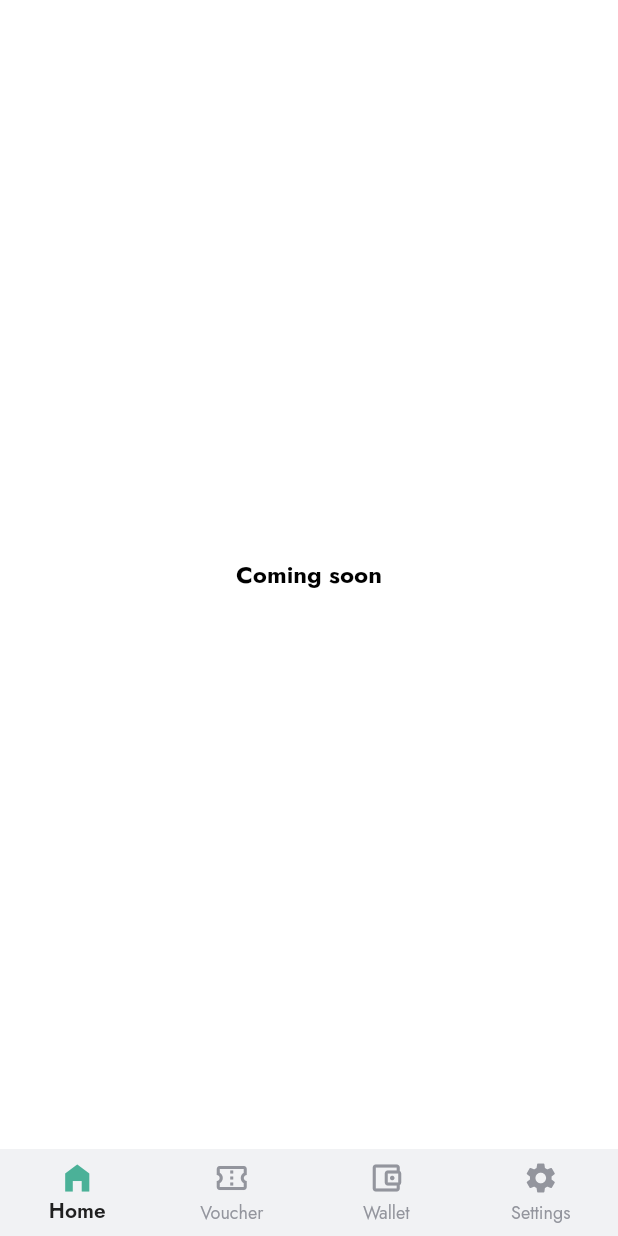
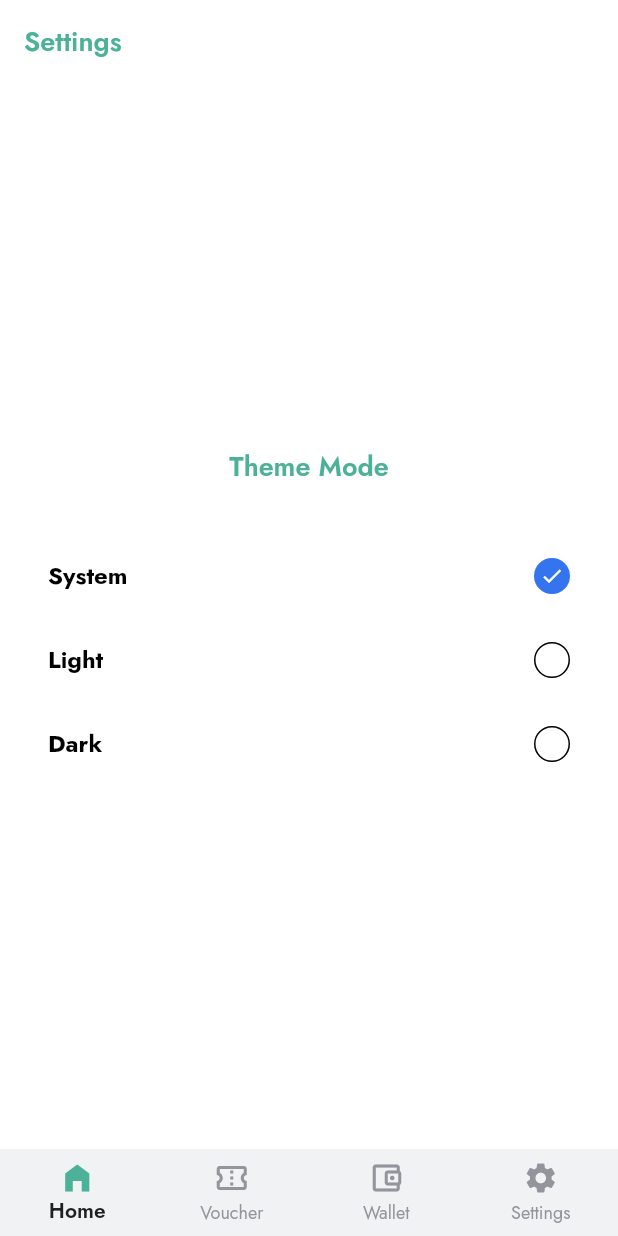
Before and after one commit to unknownaloy/moniepoint_task, a Flutter app: the screen it shows after launch, swiped to page 4, on a phone screen of 412 x 824 dp. Run offline on Flutter 3.47's test engine with Material 2 defaults, Android fonts, the phone set to English and light mode, and no system bars; our stand-ins replace google_fonts, shared_preferences.

Commit message:
Added settings screen. Implemented logic for settings screen

```diff
--- a/lib/main.dart
+++ b/lib/main.dart
@@ -2,9 +2,16 @@
 import 'package:market_place_app/presentation/market_place_home.dart';
 import 'package:market_place_app/themes/dark_theme/dark_theme.dart';
 import 'package:market_place_app/themes/light_theme/light_theme.dart';
+import 'package:market_place_app/themes/theme_provider.dart';
+import 'package:provider/provider.dart';
 
 void main() {
-  runApp(const MyApp());
+  runApp(
+    ChangeNotifierProvider(
+      create: (_) => ThemeProvider()..initializeTheme(),
+      child: const MyApp(),
+    ),
+  );
 }
 
 class MyApp extends StatelessWidget {
--- a/lib/presentation/market_place_home.dart
+++ b/lib/presentation/market_place_home.dart
@@ -1,6 +1,7 @@
 import 'package:flutter/material.dart';
 import 'package:market_place_app/presentation/home/screens/coming_soon.dart';
 import 'package:market_place_app/presentation/home/screens/home_screen.dart';
+import 'package:market_place_app/presentation/settings/settings_screen.dart';
 
 class MarketPlaceHome extends StatefulWidget {
   const MarketPlaceHome({Key? key}) : super(key: key);
@@ -18,7 +19,7 @@
     const HomeScreen(),
     const ComingSoon(),
     const ComingSoon(),
-    const ComingSoon(),
+    const SettingsScreen(),
   ];
 
   void _handlePageTap(int index) {
--- /dev/null
+++ b/lib/presentation/settings/settings_screen.dart
@@ -0,0 +1,64 @@
+import 'package:flutter/material.dart';
+import 'package:market_place_app/presentation/settings/theme_tile.dart';
+import 'package:market_place_app/themes/theme_provider.dart';
+import 'package:provider/provider.dart';
+
+class SettingsScreen extends StatelessWidget {
+  const SettingsScreen({Key? key}) : super(key: key);
+
+  @override
+  Widget build(BuildContext context) {
+    return Scaffold(
+      appBar: AppBar(
+        title: Text(
+          "Settings",
+          textAlign: TextAlign.center,
+          style: Theme.of(context).textTheme.bodyLarge,
+        ),
+      ),
+      body: Consumer<ThemeProvider>(
+        builder: (_, model, __) => Center(
+          child: SingleChildScrollView(
+            padding: const EdgeInsets.symmetric(horizontal: 16, vertical: 24),
+            child: Semantics(
+              label: 'Theme Mode Options',
+              child: Column(
+                crossAxisAlignment: CrossAxisAlignment.stretch,
+                mainAxisAlignment: MainAxisAlignment.center,
+                children: [
+                  Semantics(
+                    label: "Theme Mode",
+                    header: true,
+                    child: Text(
+                      "Theme Mode",
+                      textAlign: TextAlign.center,
+                      style: Theme.of(context).textTheme.bodyLarge,
+                    ),
+                  ),
+                  const SizedBox(
+                    height: 32,
+                  ),
+                  ThemeTile(
+                    label: "System",
+                    isSelected: model.themeMode == ThemeMode.system,
+                    onSelected: () => model.updateThemeMode(ThemeMode.system),
+                  ),
+                  ThemeTile(
+                    label: "Light",
+                    isSelected: model.themeMode == ThemeMode.light,
+                    onSelected: () => model.updateThemeMode(ThemeMode.light),
+                  ),
+                  ThemeTile(
+                    label: "Dark",
+                    isSelected: model.themeMode == ThemeMode.dark,
+                    onSelected: () => model.updateThemeMode(ThemeMode.dark),
+                  ),
+                ],
+              ),
+            ),
+          ),
+        ),
+      ),
+    );
+  }
+}
--- /dev/null
+++ b/lib/presentation/settings/theme_tile.dart
@@ -0,0 +1,47 @@
+import 'package:flutter/material.dart';
+
+class ThemeTile extends StatelessWidget {
+  const ThemeTile({
+    Key? key,
+    required this.label,
+    required this.isSelected,
+    required this.onSelected,
+  }) : super(key: key);
+
+  final String label;
+  final bool isSelected;
+  final VoidCallback onSelected;
+
+  @override
+  Widget build(BuildContext context) {
+    return Semantics(
+      label: label,
+      selected: isSelected,
+      child: ListTile(
+        title: Text(
+          label,
+          style: Theme.of(context).textTheme.bodyMedium,
+        ),
+        trailing: Container(
+          padding: const EdgeInsets.all(4),
+          alignment: Alignment.center,
+          height: 24,
+          width: 24,
+          decoration: BoxDecoration(
+            borderRadius: BorderRadius.circular(100),
+            border: isSelected ? null : Border.all(color: Colors.black),
+            color: isSelected ? const Color(0xff3474EF) : null,
+          ),
+          child: isSelected
+              ? const Icon(
+                  Icons.check,
+                  size: 16,
+                  color: Colors.white,
+                )
+              : null,
+        ),
+        onTap: onSelected,
+      ),
+    );
+  }
+}
--- /dev/null
+++ b/lib/themes/theme_provider.dart
@@ -0,0 +1,29 @@
+import 'package:flutter/material.dart';
+import 'package:shared_preferences/shared_preferences.dart';
+
+class ThemeProvider extends ChangeNotifier {
+  ThemeMode _themeMode = ThemeMode.system;
+  ThemeMode get themeMode => _themeMode;
+
+  Future<void> initializeTheme() async {
+    final SharedPreferences prefs = await SharedPreferences.getInstance();
+
+    final savedTheme = prefs.getString("theme");
+
+    if (savedTheme != null) {
+      _themeMode = ThemeMode.values.byName(savedTheme);
+      notifyListeners();
+    }
+  }
+
+  Future<void> updateThemeMode(ThemeMode mode) async {
+    if (_themeMode != mode) {
+      _themeMode = mode;
+      notifyListeners();
+
+      final SharedPreferences prefs = await SharedPreferences.getInstance();
+
+      await prefs.setString("theme", _themeMode.name);
+    }
+  }
+}
--- a/pubspec.yaml
+++ b/pubspec.yaml
@@ -33,6 +33,8 @@
   cupertino_icons: ^1.0.2
   google_fonts: ^4.0.4
   intl: ^0.18.1
+  provider: ^6.0.5
+  shared_preferences: ^2.1.0
 
 dev_dependencies:
   flutter_test:
```
Also changed, not shown: pubspec.lock.
